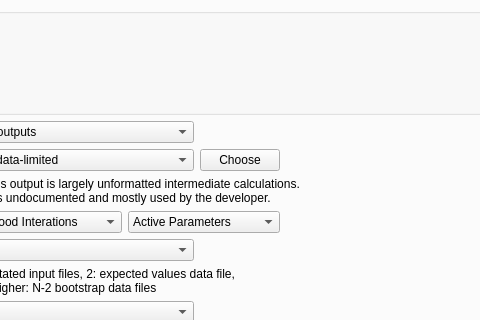
Old version of the form src/file_widget.ui in the repository nmfs-ost/ss3-ssi; both pictures show x 323 to 803 and y 82 to 402 of the 895 by 673 pixel window.
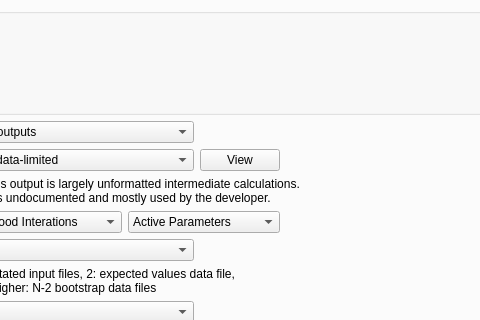
New version of the form. Icons and pictures are not drawn.

```diff
--- a/src/file_widget.ui
+++ b/src/file_widget.ui
@@ -851,7 +851,7 @@
             </size>
            </property>
            <property name="text">
-            <string>Choose</string>
+            <string>View</string>
            </property>
           </widget>
          </item>
```
Left out of the diff: 6 changed lines with no effect on the pictures.
